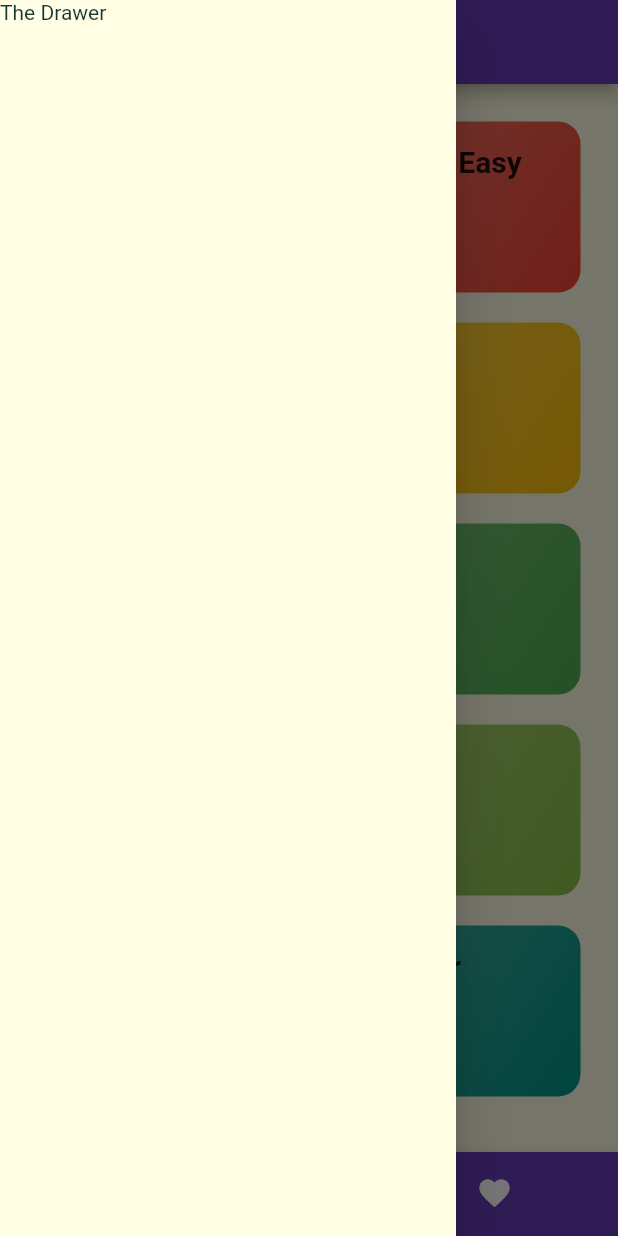
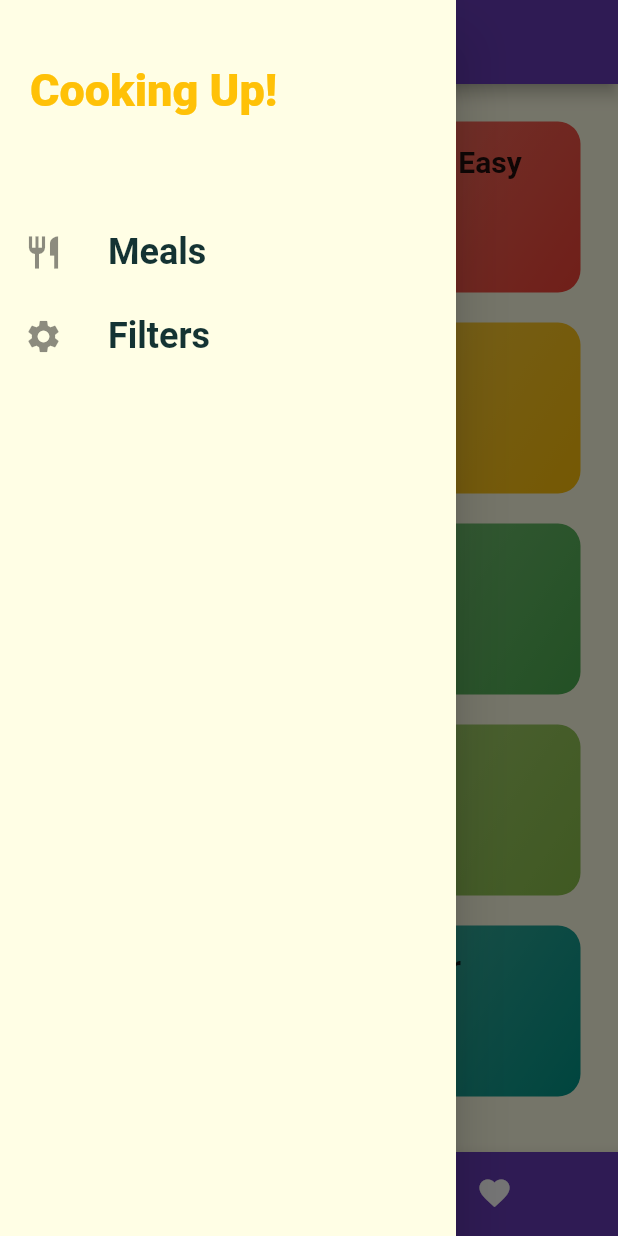
Before and after one commit to yatharth25/Meals-Application-Using-Flutter, a Flutter app: the screen it shows after launch, with the side drawer open, on a phone screen of 412 x 824 dp. Run offline on Flutter 3.47's test engine with Material 2 defaults, Android fonts, the phone set to English and light mode, and no system bars; Roboto replaces fonts that are missing (Raleway, RobotoCondensed).

Commit message:
updated to flutter 2.0

```diff
--- a/lib/main.dart
+++ b/lib/main.dart
@@ -1,9 +1,10 @@
-import 'package:MealsApp/screens/recipe_detail_screen.dart';
+import './screens/recipe_detail_screen.dart';
 
 import './screens/categories_screen.dart';
 import './screens/meals_screen.dart';
 import 'package:flutter/material.dart';
 import './screens/tabs_screen.dart';
+import './screens/filters_screen.dart';
 
 void main() {
   runApp(MyApp());
@@ -33,6 +34,7 @@ class MyApp extends StatelessWidget {
         '/': (ctx) => TabScreen(),
         MealsScreen.routeName: (ctx) => MealsScreen(),
         RecipeDetailScreen.routeName: (ctx) => RecipeDetailScreen(),
+        FlitersScreen.routeName: (ctx) => FlitersScreen(),
       },
       onUnknownRoute: (settings) {
         return MaterialPageRoute(builder: (ctx) => CategoriesScreen());
--- a/lib/models/category.dart
+++ b/lib/models/category.dart
@@ -8,8 +8,8 @@ class Category {
   final Color color;
 
   const Category({
-    @required this.id,
-    @required this.title,
+    required this.id,
+    required this.title,
     this.color = Colors.orange,
   });
 }
--- a/lib/screens/favourites_screen.dart
+++ b/lib/screens/favourites_screen.dart
@@ -1,4 +1,4 @@
-import 'package:flutter/cupertino.dart';
+import 'package:flutter/material.dart';
 
 class FavouritesScreen extends StatelessWidget {
   @override
--- /dev/null
+++ b/lib/screens/filters_screen.dart
@@ -0,0 +1,12 @@
+import 'package:flutter/cupertino.dart';
+import 'package:flutter/material.dart';
+
+class FlitersScreen extends StatelessWidget {
+  static const routeName = '/filters';
+  @override
+  Widget build(BuildContext context) {
+    return Scaffold(
+        appBar: AppBar(title: Text('Filters')),
+        body: Center(child: Text('FILTERS')));
+  }
+}
--- a/lib/screens/meals_screen.dart
+++ b/lib/screens/meals_screen.dart
@@ -7,8 +7,8 @@ class MealsScreen extends StatelessWidget {
   @override
   Widget build(BuildContext context) {
     final routeArgs =
-        ModalRoute.of(context).settings.arguments as Map<String, String>;
-    final categoryTitle = routeArgs['title'];
+        ModalRoute.of(context)!.settings.arguments as Map<String, String>;
+    final categoryTitle = routeArgs['title']!;
     final categoryId = routeArgs['id'];
     final categoryMeals = DUMMY_MEALS.where((meal) {
       return meal.categories.contains(categoryId);
--- a/lib/screens/recipe_detail_screen.dart
+++ b/lib/screens/recipe_detail_screen.dart
@@ -1,9 +1,9 @@
 import 'package:flutter/material.dart';
-import 'package:MealsApp/dummy_data.dart';
+import '../dummy_data.dart';
 
 class RecipeDetailScreen extends StatelessWidget {
   static const routeName = '/recipe';
-  @override
+
   Widget buildSectionTitle(BuildContext context, String text) {
     return Container(
         margin: EdgeInsets.symmetric(vertical: 10),
@@ -30,7 +30,7 @@ class RecipeDetailScreen extends StatelessWidget {
   }
 
   Widget build(BuildContext context) {
-    final recipeId = ModalRoute.of(context).settings.arguments as String;
+    final recipeId = ModalRoute.of(context)!.settings.arguments as String?;
     final selectedMeal = DUMMY_MEALS.firstWhere((meal) => meal.id == recipeId);
     return Scaffold(
       appBar: AppBar(
--- a/lib/screens/tabs_screen.dart
+++ b/lib/screens/tabs_screen.dart
@@ -1,3 +1,4 @@
+import '../widgets/main_drawer.dart';
 import 'package:flutter/material.dart';
 import 'categories_screen.dart';
 import 'favourites_screen.dart';
@@ -23,12 +24,10 @@ class _TabScreenState extends State<TabScreen> {
   Widget build(BuildContext context) {
     return Scaffold(
       appBar: AppBar(
-        title: Text(_pages[_selectedPageIndex]['title']),
+        title: Text(_pages[_selectedPageIndex]['title'] as String),
       ),
-      drawer: Drawer(
-        child: Text('The Drawer'),
-      ),
-      body: _pages[_selectedPageIndex]['page'],
+      drawer: MainDrawer(),
+      body: _pages[_selectedPageIndex]['page'] as Widget,
       bottomNavigationBar: BottomNavigationBar(
         onTap: _selectPage,
         backgroundColor: Theme.of(context).primaryColor,
--- /dev/null
+++ b/lib/widgets/main_drawer.dart
@@ -0,0 +1,52 @@
+import 'package:flutter/material.dart';
+import '../screens/filters_screen.dart';
+
+class MainDrawer extends StatelessWidget {
+  Widget buildListTile(String title, IconData icon, Function taphandler) {
+    return ListTile(
+      leading: Icon(
+        icon,
+        size: 26,
+      ),
+      title: Text(
+        title,
+        style: TextStyle(
+          fontFamily: 'RobotoCondensed',
+          fontSize: 24,
+          fontWeight: FontWeight.bold,
+        ),
+      ),
+      onTap: () {
+        taphandler();
+      },
+    );
+  }
+
+  @override
+  Widget build(BuildContext context) {
+    return Drawer(
+      child: Column(children: [
+        Container(
+          height: 120,
+          width: double.infinity,
+          padding: EdgeInsets.all(20),
+          alignment: Alignment.centerLeft,
+          child: Text(
+            'Cooking Up!',
+            style: TextStyle(
+                fontWeight: FontWeight.w900,
+                fontSize: 30,
+                color: Theme.of(context).accentColor),
+          ),
+        ),
+        SizedBox(height: 20),
+        buildListTile('Meals', Icons.restaurant, () {
+          Navigator.of(context).pushNamed('/');
+        }),
+        buildListTile('Filters', Icons.settings, () {
+          Navigator.of(context).pushNamed(FlitersScreen.routeName);
+        }),
+      ]),
+    );
+  }
+}
```
Also changed, not shown: lib/models/meal.dart (+13 -15 lines), lib/widgets/meal_item.dart (+8 -14 lines), pubspec.yaml (+19 -24 lines), pubspec.lock, 9 other files.
